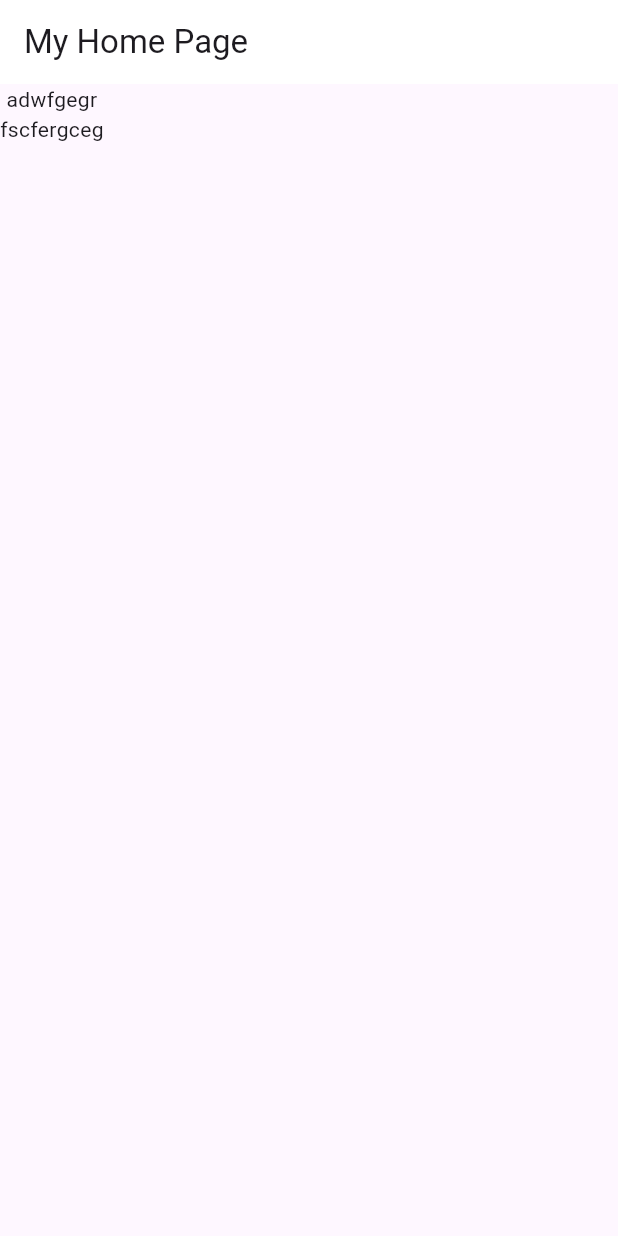
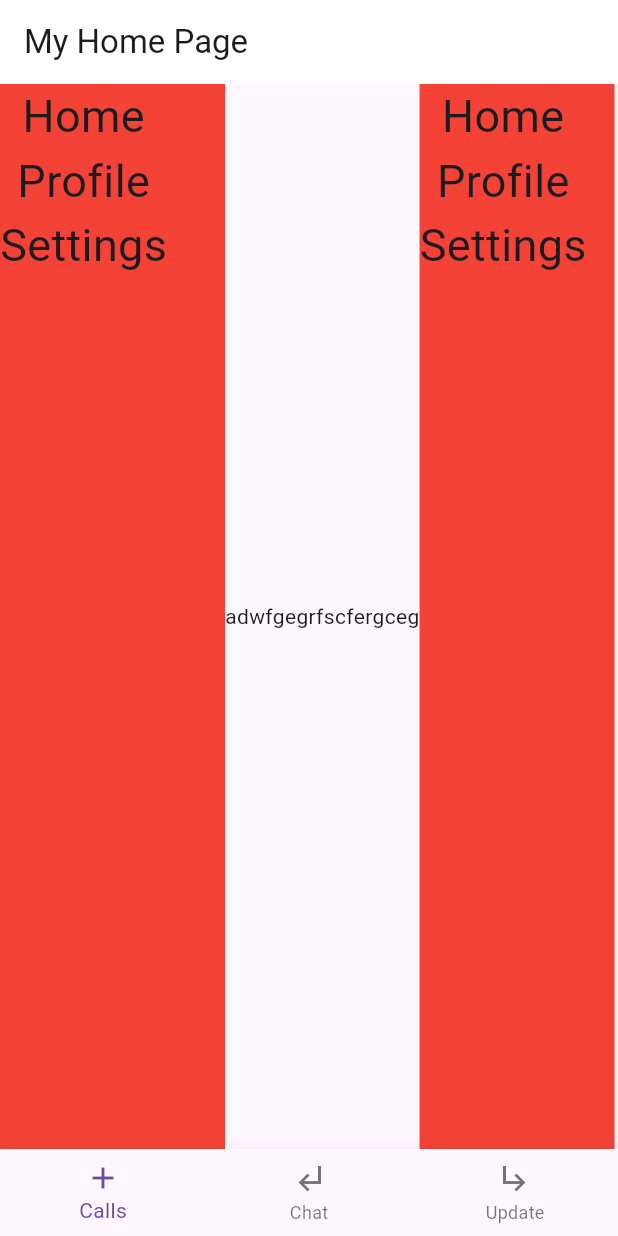
Before and after one commit to EswarVarma91/flutter_training, a Flutter app: the screen it shows after launch, on a phone screen of 412 x 824 dp. Run offline on Flutter 3.47's test engine with Material 3 defaults, Android fonts, the phone set to English and light mode, and no system bars.

```diff
--- a/lib/screens/home_page.dart
+++ b/lib/screens/home_page.dart
@@ -1,4 +1,5 @@
 import 'package:flutter/material.dart';
+import 'package:untitled1/screens/side_menu.dart';
 
 class MyHomePage extends StatefulWidget {
   const MyHomePage({super.key});
@@ -11,6 +12,28 @@ class _MyHomePageState extends State<MyHomePage> {
   @override
   Widget build(BuildContext context) {
     return Scaffold(
+      bottomNavigationBar: BottomNavigationBar(
+        items: [
+          BottomNavigationBarItem(
+            label: "Calls",
+            icon: Icon(
+              Icons.add,
+            ),
+          ),
+          BottomNavigationBarItem(
+            label: "Chat",
+            icon: Icon(
+              Icons.subdirectory_arrow_left,
+            ),
+          ),
+          BottomNavigationBarItem(
+            label: "Update",
+            icon: Icon(
+              Icons.subdirectory_arrow_right,
+            ),
+          ),
+        ],
+      ),
       appBar: AppBar(
         backgroundColor: Colors.white,
         // leading: const Center(
@@ -18,33 +41,46 @@ class _MyHomePageState extends State<MyHomePage> {
         // ),
         // elevation: 5,
         // centerTitle: true,
-        // actions: [
-        //   InkWell(
-        //       onTap: () {
-        //         print("qr code");
-        //       },
-        //       child: const Icon(Icons.qr_code)),
-        //   const SizedBox(
-        //     width: 15,
-        //   ),
-        //   InkWell(
-        //       onTap: () {
-        //         print("camera");
-        //       },
-        //       child: const Icon(Icons.camera_alt_outlined)),
-        //   const SizedBox(
-        //     width: 15,
-        //   ),
-        //   const Icon(Icons.menu)
-        // ],
+        actions: [
+          // IconButton(onPressed: () {}, icon: Icon(Icons.add)),
+          // OutlinedButton(onPressed: () {}, child: Text("a")),
+          // ElevatedButton(
+          //   child: Text('Submit'),
+          //   onPressed: () {},
+          //   style: ElevatedButton.styleFrom(
+          //       foregroundColor: Colors.white,
+          //       textStyle: TextStyle(fontWeight: FontWeight.bold),
+          //       backgroundColor: Colors.blueAccent),
+          // ),
+          // InkWell(
+          //     onTap: () {
+          //       print("qr code");
+          //     },
+          //     child: const Icon(Icons.qr_code)),
+          // const SizedBox(
+          //   width: 15,
+          // ),
+          // InkWell(
+          //     onTap: () {
+          //       print("camera");
+          //     },
+          //     child: const Icon(Icons.camera_alt_outlined)),
+          // const SizedBox(
+          //   width: 15,
+          // ),
+          // const Icon(Icons.menu)
+        ],
         title: const Text(
           "My Home Page",
         ),
       ),
-      body: const Column(
+      body: Row(
+        mainAxisSize: MainAxisSize.min,
         children: [
+          SizedBox(width: 150, child: SideMenu()),
           Text("adwfgegr"),
           Text("fscfergceg"),
+          SizedBox(width: 130, child: SideMenu()),
         ],
       ),
     );
--- /dev/null
+++ b/lib/screens/side_menu.dart
@@ -0,0 +1,34 @@
+import 'package:flutter/material.dart';
+
+class SideMenu extends StatefulWidget {
+  const SideMenu({super.key});
+
+  @override
+  State<SideMenu> createState() => _SideMenuState();
+}
+
+class _SideMenuState extends State<SideMenu> {
+  @override
+  Widget build(BuildContext context) {
+    return Scaffold(
+      backgroundColor: Colors.red,
+      body: Column(
+        mainAxisSize: MainAxisSize.min,
+        children: [
+          buildText("Home"),
+          buildText("Profile"),
+          buildText("Settings"),
+        ],
+      ),
+    );
+  }
+
+  buildText(String title) {
+    return Text(
+      title,
+      style: const TextStyle(
+        fontSize: 30,
+      ),
+    );
+  }
+}
```
